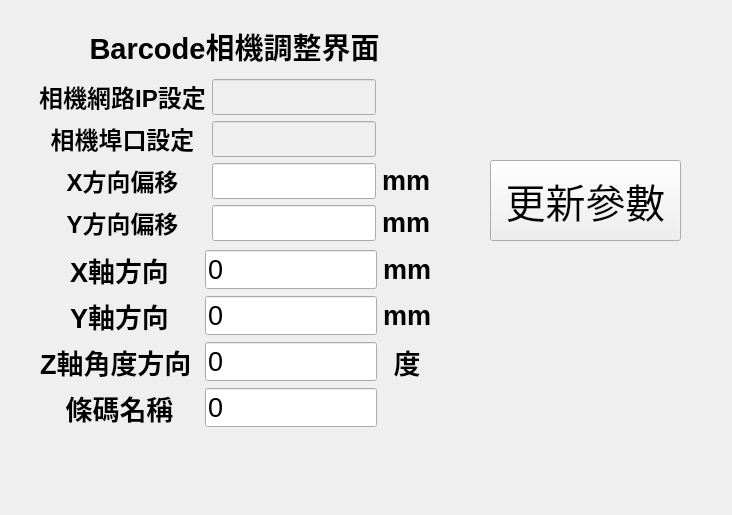
Before: the Qt Designer form src/Barcode_Cam/src/barcode_reader_ui.ui in PAPENOR/Barcode_Qslam_System, drawn with Qt 5.
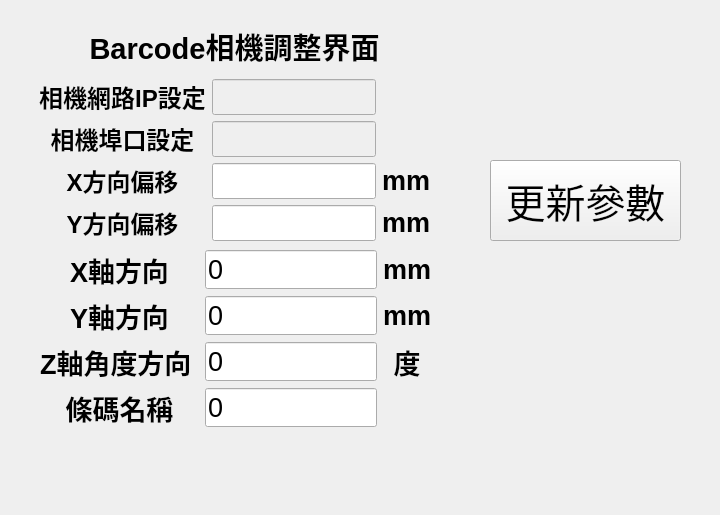
After: the same form once the commit is applied.

Patch:
```diff
--- a/src/Barcode_Cam/src/barcode_reader_ui.ui
+++ b/src/Barcode_Cam/src/barcode_reader_ui.ui
@@ -6,7 +6,7 @@
    <rect>
     <x>0</x>
     <y>0</y>
-    <width>732</width>
+    <width>720</width>
     <height>515</height>
    </rect>
   </property>
```
